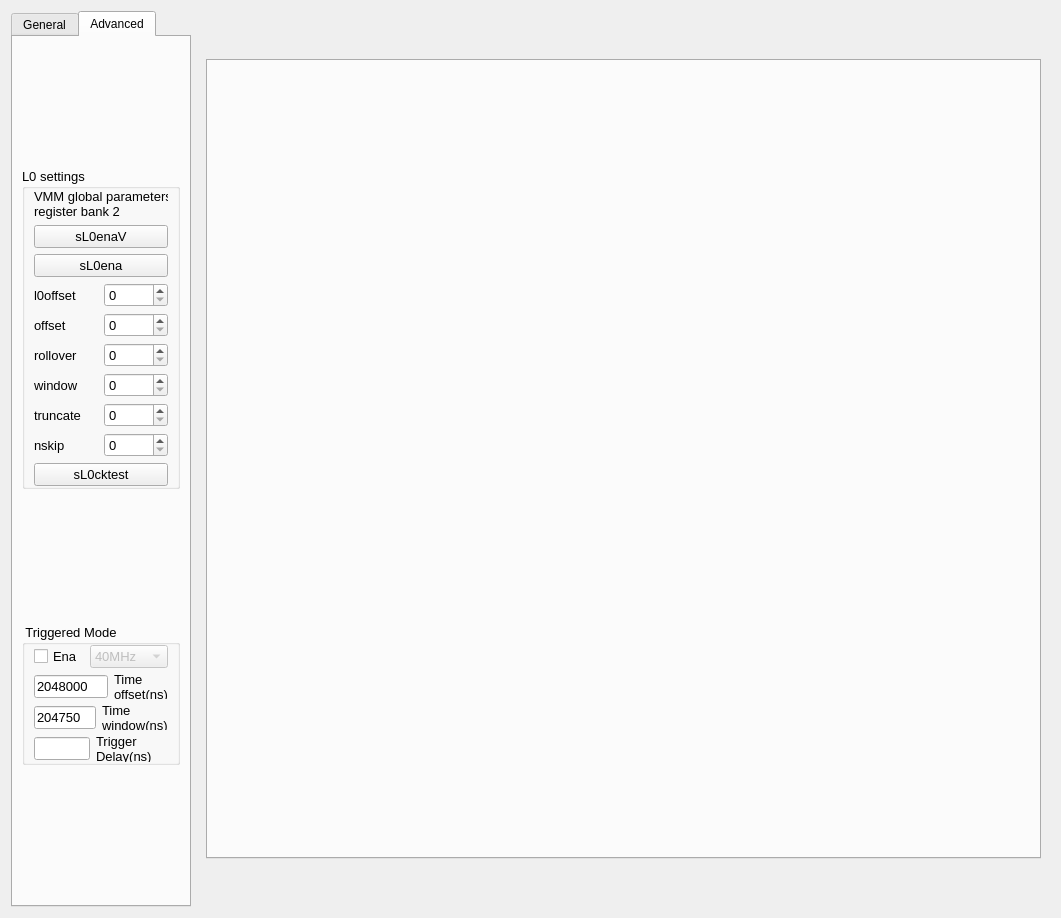
Above: src/fec_window.ui from YanzhaoW/vmmsc before the change. Below: the same form after it.
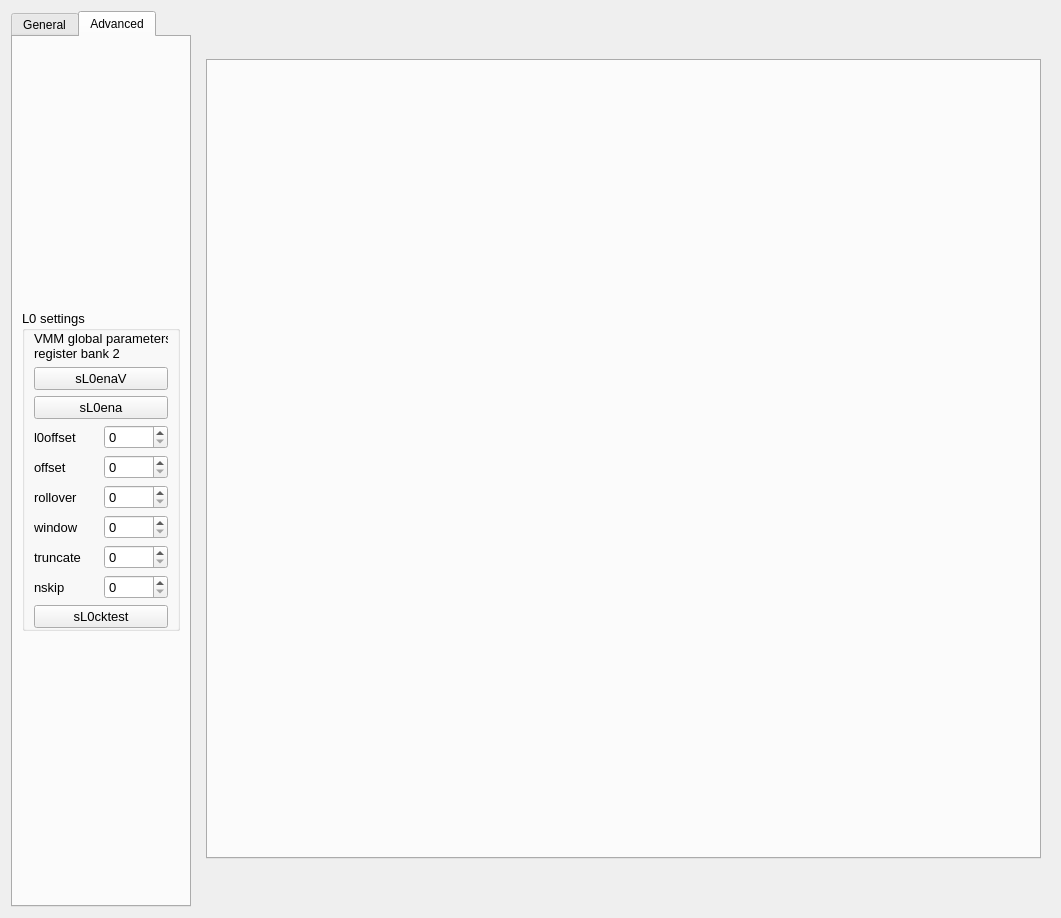
That is the form after the change. The open tabs and pages were chosen to show the change.

```diff
--- a/src/fec_window.ui
+++ b/src/fec_window.ui
@@ -1023,241 +1023,6 @@
        <string>Advanced</string>
       </attribute>
       <layout class="QGridLayout" name="gridLayout">
-       <item row="2" column="0">
-        <widget class="QGroupBox" name="groupBox_triggeredMode">
-         <property name="sizePolicy">
-          <sizepolicy hsizetype="Expanding" vsizetype="Fixed">
-           <horstretch>0</horstretch>
-           <verstretch>0</verstretch>
-          </sizepolicy>
-         </property>
-         <property name="minimumSize">
-          <size>
-           <width>0</width>
-           <height>140</height>
-          </size>
-         </property>
-         <property name="font">
-          <font>
-           <family>Arial</family>
-           <pointsize>10</pointsize>
-          </font>
-         </property>
-         <property name="title">
-          <string> Triggered Mode</string>
-         </property>
-         <layout class="QVBoxLayout" name="verticalLayout">
-          <property name="topMargin">
-           <number>0</number>
-          </property>
-          <property name="bottomMargin">
-           <number>0</number>
-          </property>
-          <item>
-           <layout class="QHBoxLayout" name="horizontalLayout">
-            <item>
-             <widget class="QCheckBox" name="checkBox_TriggeredMode">
-              <property name="font">
-               <font>
-                <family>Arial</family>
-                <pointsize>10</pointsize>
-               </font>
-              </property>
-              <property name="text">
-               <string>Ena</string>
-              </property>
-             </widget>
-            </item>
-            <item>
-             <widget class="QComboBox" name="box_globalCKBC">
-              <property name="enabled">
-               <bool>false</bool>
-              </property>
-              <property name="font">
-               <font>
-                <family>Arial</family>
-                <pointsize>10</pointsize>
-               </font>
-              </property>
-              <property name="currentIndex">
-               <number>3</number>
-              </property>
-              <item>
-               <property name="text">
-                <string>160MHz</string>
-               </property>
-              </item>
-              <item>
-               <property name="text">
-                <string>160MHz inv</string>
-               </property>
-              </item>
-              <item>
-               <property name="text">
-                <string>80MHz</string>
-               </property>
-              </item>
-              <item>
-               <property name="text">
-                <string>40MHz</string>
-               </property>
-              </item>
-              <item>
-               <property name="text">
-                <string>20MHz</string>
-               </property>
-              </item>
-              <item>
-               <property name="text">
-                <string>10MHz</string>
-               </property>
-              </item>
-              <item>
-               <property name="text">
-                <string>5MHz</string>
-               </property>
-              </item>
-              <item>
-               <property name="text">
-                <string>2.5MHz</string>
-               </property>
-              </item>
-             </widget>
-            </item>
-           </layout>
-          </item>
-          <item>
-           <layout class="QHBoxLayout" name="horizontalLayout_2">
-            <property name="sizeConstraint">
-             <enum>QLayout::SetDefaultConstraint</enum>
-            </property>
-            <item>
-             <widget class="QLineEdit" name="lineEdit_triggerOffset">
-              <property name="font">
-               <font>
-                <family>Arial</family>
-                <pointsize>10</pointsize>
-               </font>
-              </property>
-              <property name="text">
-               <string>2048000</string>
-              </property>
-             </widget>
-            </item>
-            <item>
-             <widget class="QLabel" name="labelTimeOffset">
-              <property name="minimumSize">
-               <size>
-                <width>54</width>
-                <height>0</height>
-               </size>
-              </property>
-              <property name="font">
-               <font>
-                <family>Arial</family>
-                <pointsize>10</pointsize>
-               </font>
-              </property>
-              <property name="text">
-               <string>Time offset(ns)</string>
-              </property>
-              <property name="scaledContents">
-               <bool>false</bool>
-              </property>
-              <property name="wordWrap">
-               <bool>true</bool>
-              </property>
-             </widget>
-            </item>
-           </layout>
-          </item>
-          <item>
-           <layout class="QHBoxLayout" name="horizontalLayout_3">
-            <item>
-             <widget class="QLineEdit" name="lineEdit_triggerWindow">
-              <property name="font">
-               <font>
-                <family>Arial</family>
-                <pointsize>10</pointsize>
-               </font>
-              </property>
-              <property name="text">
-               <string>204750</string>
-              </property>
-             </widget>
-            </item>
-            <item>
-             <widget class="QLabel" name="labelTimeWindow">
-              <property name="font">
-               <font>
-                <family>Arial</family>
-                <pointsize>10</pointsize>
-               </font>
-              </property>
-              <property name="text">
-               <string>Time window(ns)</string>
-              </property>
-              <property name="wordWrap">
-               <bool>true</bool>
-              </property>
-             </widget>
-            </item>
-           </layout>
-          </item>
-          <item>
-           <layout class="QHBoxLayout" name="horizontalLayout_4">
-            <property name="sizeConstraint">
-             <enum>QLayout::SetMinimumSize</enum>
-            </property>
-            <item>
-             <widget class="QLineEdit" name="lineEdit_triggerPulseDelay">
-              <property name="maximumSize">
-               <size>
-                <width>85</width>
-                <height>16777215</height>
-               </size>
-              </property>
-              <property name="font">
-               <font>
-                <family>Arial</family>
-                <pointsize>10</pointsize>
-               </font>
-              </property>
-             </widget>
-            </item>
-            <item>
-             <widget class="QLabel" name="labelTriggerDelay">
-              <property name="minimumSize">
-               <size>
-                <width>0</width>
-                <height>0</height>
-               </size>
-              </property>
-              <property name="maximumSize">
-               <size>
-                <width>16777215</width>
-                <height>16777215</height>
-               </size>
-              </property>
-              <property name="font">
-               <font>
-                <family>Arial</family>
-                <pointsize>10</pointsize>
-               </font>
-              </property>
-              <property name="text">
-               <string>Trigger Delay(ns)</string>
-              </property>
-              <property name="wordWrap">
-               <bool>true</bool>
-              </property>
-             </widget>
-            </item>
-           </layout>
-          </item>
-         </layout>
-        </widget>
-       </item>
        <item row="1" column="0">
         <widget class="QGroupBox" name="groupBox_2">
          <property name="sizePolicy">
```
Left out of the diff: 233 changed lines with no effect on the pictures.
